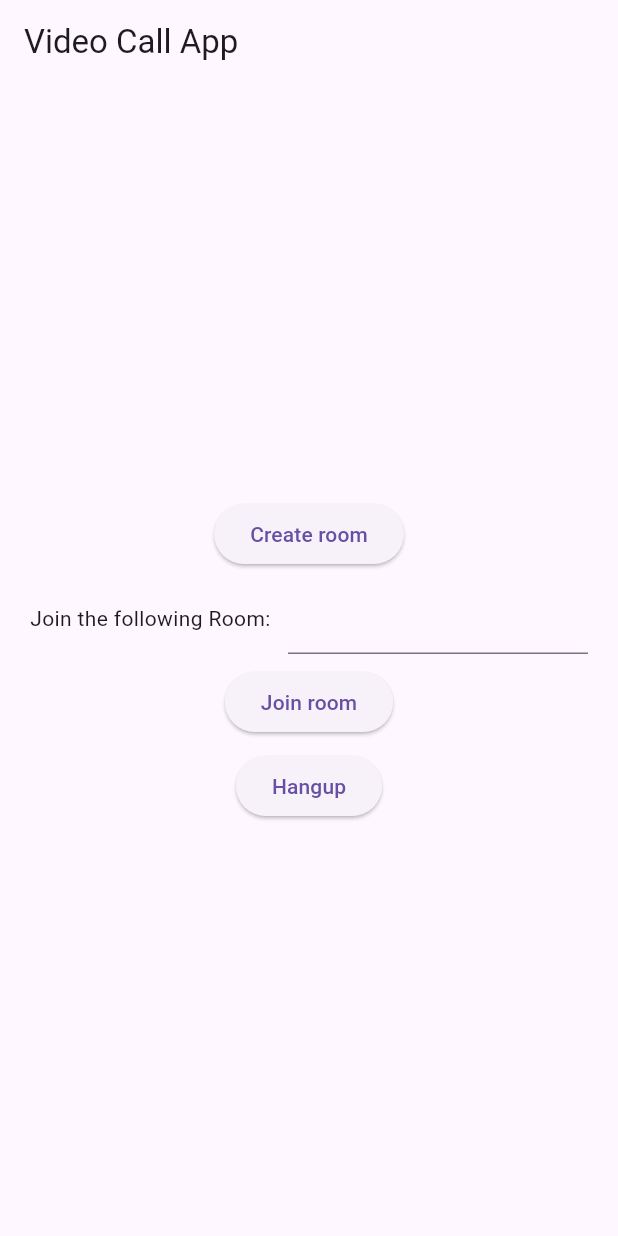
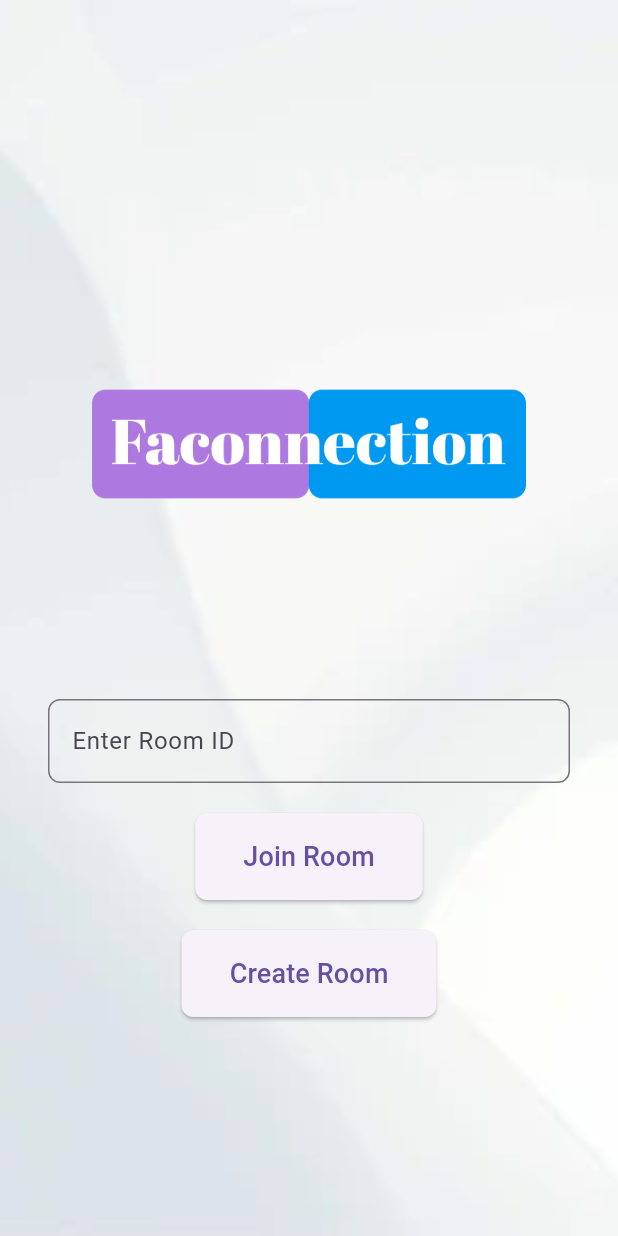
Before and after one commit to ozrbrko/web_rtc_demo, a Flutter app: the screen it shows after launch, on a phone screen of 412 x 824 dp. Run offline on Flutter 3.47's test engine with Material 3 defaults, Android fonts, the phone set to English and light mode, and no system bars; our stand-ins replace cloud_firestore, firebase_core, get, permission_handler; missing offline and left inert: flutter_webrtc; accounts and stored records are empty.

Commit message:
added features.

```diff
--- /dev/null
+++ b/lib/asset_strings/images.dart
@@ -0,0 +1,4 @@
+class MyImages {
+  static const homeBack = "assets/images/home_back.png";
+  static const app_logo = "assets/images/faconnection_logo.png";
+}
--- a/lib/home_controller.dart
+++ b/lib/home_controller.dart
@@ -1,6 +1,7 @@
 // lib/home_controller.dart
 import 'package:cloud_firestore/cloud_firestore.dart';
 import 'package:flutter/cupertino.dart';
+import 'package:flutter/material.dart';
 import 'package:flutter_webrtc/flutter_webrtc.dart';
 import 'package:get/get.dart';
 import 'package:web_rtc_demo/room_page.dart';
@@ -59,7 +60,7 @@ class HomeController extends GetxController {
       signaling.joinRoom(roomId, remoteRenderer);
       Get.to(() => RoomPage(action: 'join'));
     } else {
-      Get.snackbar('Error', 'Invalid Room ID');
+      Get.snackbar('Error', 'Invalid Room ID',backgroundColor:  Colors.white);
     }
   }
 
--- a/lib/home_page.dart
+++ b/lib/home_page.dart
@@ -1,6 +1,7 @@
 import 'package:flutter/material.dart';
 import 'package:get/get.dart';
 import 'package:web_rtc_demo/home_controller.dart';
+import 'package:web_rtc_demo/asset_strings/images.dart';
 import 'package:web_rtc_demo/room_page.dart';
 
 class HomePage extends StatelessWidget {
@@ -9,52 +10,76 @@ class HomePage extends StatelessWidget {
   @override
   Widget build(BuildContext context) {
     return Scaffold(
-      appBar: AppBar(
-        title: Text("Video Call App"),
+      body: Container(
+        decoration: BoxDecoration(
+          image: DecorationImage(
+            image: AssetImage(MyImages.homeBack),
+            fit: BoxFit.cover,
           ),
-      body: Center(
+        ),
+        child: Center(
+          child: Padding(
+            padding: const EdgeInsets.only(left: 32, right: 32),
+            child: SingleChildScrollView(
               child: Column(
-          mainAxisAlignment: MainAxisAlignment.center,
                 children: [
+                  SizedBox(height: 100),
+                  Image.asset(MyImages.app_logo, width: 300, height: 100),
+                  SizedBox(height: 100),
+                  SizedBox(height: 20),
+                  // TextFormField with border radius
+                  TextFormField(
+                    controller: controller.textEditingController,
+                    decoration: InputDecoration(
+                      hintText: 'Enter Room ID',
+                      border: OutlineInputBorder(
+                        borderRadius: BorderRadius.circular(8),
+                      ),
+                    ),
+                  ),
+                  SizedBox(height: 20),
+                  // Join Room Button
+                  ElevatedButton(
+                    onPressed: () {
+                      controller.joinRoom();
+                    },
+                    style: ElevatedButton.styleFrom(
+                      padding: EdgeInsets.symmetric(vertical: 16, horizontal: 32),
+                      shape: RoundedRectangleBorder(
+                        borderRadius: BorderRadius.circular(8),
+                      ),
+                    ),
+                    child: Text(
+                      'Join Room',
+                      style: TextStyle(fontSize: 18),
+                    ),
+                  ),
+
+                  SizedBox(height: 20),
+
                   ElevatedButton(
                     onPressed: () async {
                       await controller.createRoom();
                       Get.to(() => RoomPage(action: 'create'));
                     },
-              child: Text("Create room"),
+                    style: ElevatedButton.styleFrom(
+                      padding: EdgeInsets.symmetric(vertical: 16, horizontal: 32),
+                      shape: RoundedRectangleBorder(
+                        borderRadius: BorderRadius.circular(8),
                       ),
-            SizedBox(height: 8),
-            Container(
-              width: MediaQuery.of(context).size.width - 40,
-              child: Row(
-                children: [
-                  Text("Join the following Room: "),
-                  SizedBox(width: 8),
-                  Expanded(
-                    child: TextFormField(
-                      controller: controller.textEditingController,
+                    ),
+                    child: Text(
+                      'Create Room',
+                      style: TextStyle(fontSize: 18),
                     ),
                   ),
                 ],
               ),
             ),
-            SizedBox(height: 8),
-            ElevatedButton(
-              onPressed: () async {
-                 controller.joinRoom();
-              },
-              child: Text("Join room"),
           ),
-            SizedBox(height: 8),
-            ElevatedButton(
-              onPressed: () {
-                controller.hangUp();
-              },
-              child: Text("Hangup"),
-            ),
-          ],
         ),
       ),
     );
   }
+
 }
--- a/pubspec.yaml
+++ b/pubspec.yaml
@@ -63,6 +63,11 @@ flutter:
   # the material Icons class.
   uses-material-design: true
 
+
+
+  assets:
+    - assets/images/
+
   # To add assets to your application, add an assets section, like this:
   # assets:
   #   - images/a_dot_burr.jpeg
```
Also changed, not shown: assets/images/faconnection_logo.png (added), assets/images/home_back.png (added). Lines whose indentation alone changed are shown as unchanged.
